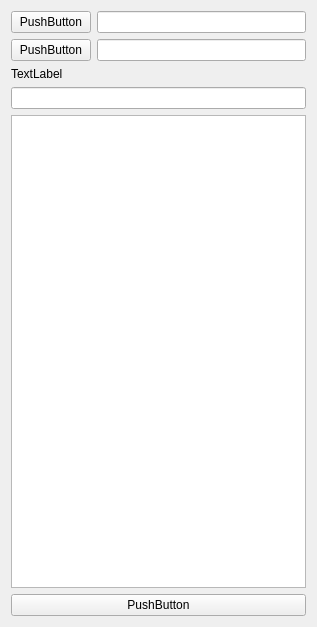
The window that Faith/moduleInstaller/Faith/modules/Faith/scripts/Faith/Tools/BS_Manager/UI/BS_clone.ui (Faith0521/Faith_Proj) describes before a commit, drawn with Qt 5.
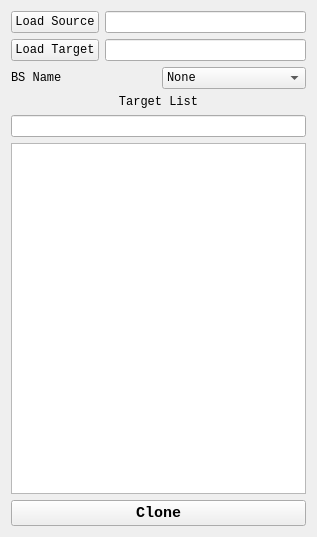
The same window after the commit.

The edit to the form file:
```diff
--- a/Faith/moduleInstaller/Faith/modules/Faith/scripts/Faith/Tools/BS_Manager/UI/BS_clone.ui
+++ b/Faith/moduleInstaller/Faith/modules/Faith/scripts/Faith/Tools/BS_Manager/UI/BS_clone.ui
@@ -7,7 +7,7 @@
     <x>0</x>
     <y>0</y>
     <width>317</width>
-    <height>627</height>
+    <height>537</height>
    </rect>
   </property>
   <property name="windowTitle">
@@ -18,8 +18,13 @@
     <layout class="QHBoxLayout" name="horizontalLayout">
      <item>
       <widget class="QPushButton" name="pushButton">
+       <property name="font">
+        <font>
+         <family>Consolas</family>
+        </font>
+       </property>
        <property name="text">
-        <string>PushButton</string>
+        <string>Load Source</string>
        </property>
       </widget>
      </item>
@@ -32,8 +37,13 @@
     <layout class="QHBoxLayout" name="horizontalLayout_2">
      <item>
       <widget class="QPushButton" name="pushButton_2">
+       <property name="font">
+        <font>
+         <family>Consolas</family>
+        </font>
+       </property>
        <property name="text">
-        <string>PushButton</string>
+        <string>Load Target</string>
        </property>
       </widget>
      </item>
@@ -42,23 +52,84 @@
      </item>
     </layout>
    </item>
+   <item>
+    <layout class="QHBoxLayout" name="horizontalLayout_3">
+     <item>
+      <widget class="QLabel" name="label_2">
+       <property name="font">
+        <font>
+         <family>Consolas</family>
+        </font>
+       </property>
+       <property name="text">
+        <string>BS Name</string>
+       </property>
+      </widget>
+     </item>
+     <item>
+      <widget class="QComboBox" name="comboBox">
+       <property name="font">
+        <font>
+         <family>Consolas</family>
+        </font>
+       </property>
+       <item>
+        <property name="text">
+         <string>None</string>
+        </property>
+       </item>
+      </widget>
+     </item>
+    </layout>
+   </item>
    <item>
     <widget class="QLabel" name="label">
+     <property name="font">
+      <font>
+       <family>Consolas</family>
+      </font>
+     </property>
      <property name="text">
-      <string>TextLabel</string>
+      <string>Target List</string>
      </property>
+     <property name="alignment">
+      <set>Qt::AlignCenter</set>
+     </property>
     </widget>
    </item>
    <item>
-    <widget class="QLineEdit" name="lineEdit_3"/>
+    <widget class="QLineEdit" name="lineEdit_3">
+     <property name="font">
+      <font>
+       <family>Consolas</family>
+      </font>
+     </property>
+    </widget>
    </item>
    <item>
-    <widget class="QListWidget" name="listWidget"/>
+    <widget class="QListWidget" name="listWidget">
+     <property name="font">
+      <font>
+       <family>Consolas</family>
+      </font>
+     </property>
+     <property name="sortingEnabled">
+      <bool>false</bool>
+     </property>
+    </widget>
    </item>
    <item>
     <widget class="QPushButton" name="pushButton_3">
+     <property name="font">
+      <font>
+       <family>Consolas</family>
+       <pointsize>11</pointsize>
+       <weight>75</weight>
+       <bold>true</bold>
+      </font>
+     </property>
      <property name="text">
-      <string>PushButton</string>
+      <string>Clone</string>
      </property>
     </widget>
    </item>
```
